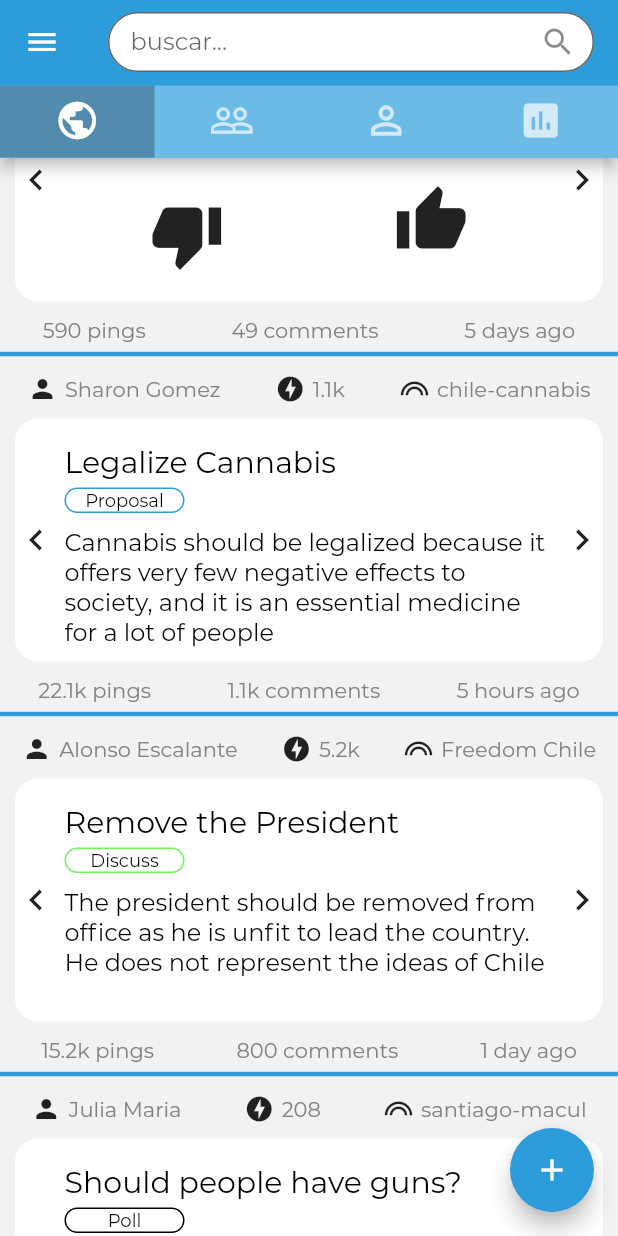
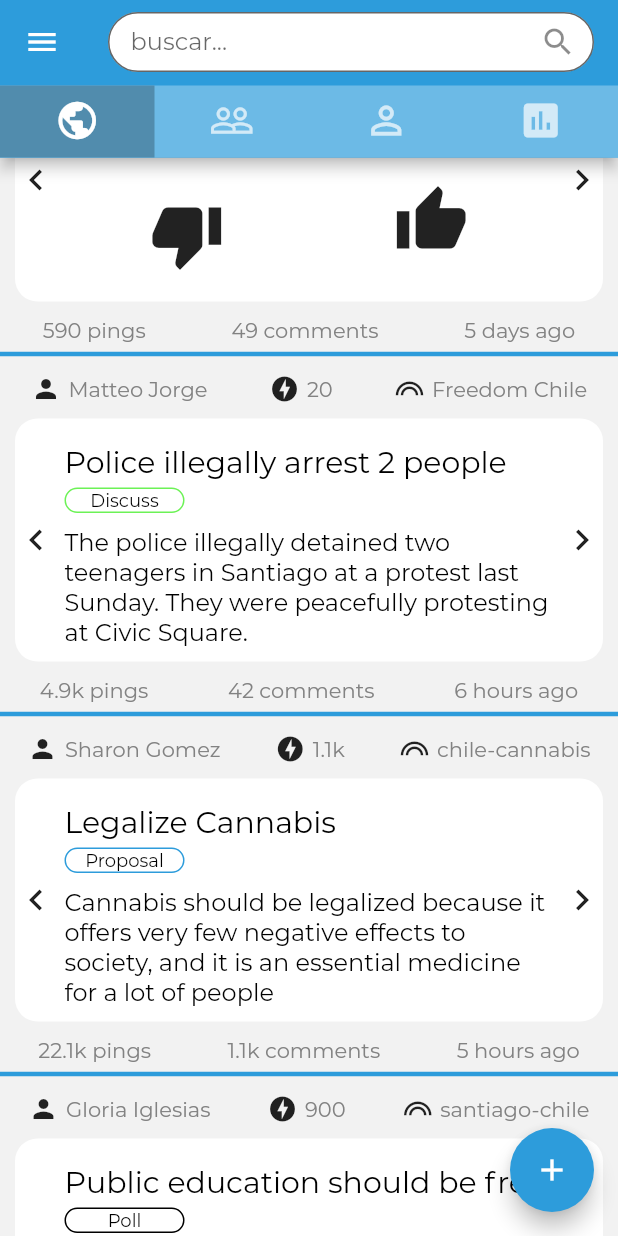
Before and after one commit to benjaminykim/cibic-mobile, a Flutter app: the screen it shows after launch, scrolled down 576 dp, on a phone screen of 412 x 824 dp. Run offline on Flutter 3.47's test engine with Material 2 defaults, Android fonts, the phone set to English and light mode, and no system bars; project files that could hold a hidden picture were left out.

Commit message:
list render for activity feed

```diff
--- /dev/null
+++ b/lib/example_injection.dart
@@ -0,0 +1,77 @@
+const data_0 = const {
+  'userName': 'Sharon Gomez',
+  'cp': '1.1k',
+  'cabildoName': 'chile-cannabis',
+  'title': 'Legalize Cannabis',
+  'label': 'Proposal',
+  'text':
+      'Cannabis should be legalized because it offers very few negative effects to society, and it is an essential medicine for a lot of people',
+  'pingNum': '22.1k',
+  'commentNum': '1.1k',
+  'dateTime': '5 hours',
+};
+
+const data_1 = const {
+  'userName': 'Alonso Escalante',
+  'cp': '5.2k',
+  'cabildoName': 'Freedom Chile',
+  'title': 'Remove the President',
+  'label': 'Discuss',
+  'text':
+      'The president should be removed from office as he is unfit to lead the country. He does not represent the ideas of Chile',
+  'pingNum': '15.2k',
+  'commentNum': '800',
+  'dateTime': '1 day',
+};
+
+const data_2 = const {
+  'userName': 'Julia Maria',
+  'cp': '208',
+  'cabildoName': 'santiago-macul',
+  'title': 'Should people have guns?',
+  'label': 'Poll',
+  'text': '',
+  'pingNum': '590',
+  'commentNum': '49',
+  'dateTime': '5 days',
+};
+
+const data_3 = const {
+  'userName': 'Julio Aregano',
+  'cp': '60k',
+  'cabildoName': 'all',
+  'title': 'What do you think about free healthcare?',
+  'label': 'Discuss',
+  'text':
+      'What do you think about free healthcare in Chile? It should be paid for by taxes',
+  'pingNum': '10.2k',
+  'commentNum': '9.1k',
+  'dateTime': '6 days',
+};
+
+const data_4 = const {
+  'userName': 'Matteo Jorge',
+  'cp': '20',
+  'cabildoName': 'Freedom Chile',
+  'title': 'Police illegally arrest 2 people',
+  'label': 'Discuss',
+  'text':
+    'The police illegally detained two teenagers in Santiago at a protest last Sunday. They were peacefully protesting at Civic Square.',
+  'pingNum': '4.9k',
+  'commentNum': '42',
+  'dateTime': '6 hours',
+};
+
+const data_5 = const {
+  'userName': 'Gloria Iglesias',
+  'cp': '900',
+  'cabildoName': 'santiago-chile',
+  'title': 'Public education should be free',
+  'label': 'Poll',
+  'text': '',
+  'pingNum': '1.1k',
+  'commentNum': '271',
+  'dateTime': '2 days',
+};
+
+const FEED_DATA = const [data_3, data_1, data_2, data_4, data_0, data_5];
--- a/lib/widgets/ActivityFeed.dart
+++ b/lib/widgets/ActivityFeed.dart
@@ -1,57 +1,17 @@
 import 'package:flutter/material.dart';
 
 import './activity_card/ActivityCard.dart';
+import '../example_injection.dart';
 
 class ActivityFeed extends StatelessWidget {
-  final data_0 = {
-    'userName': 'Sharon Gomez',
-    'cp': '1.1k',
-    'cabildoName': 'chile-cannabis',
-    'title': 'Legalize Cannabis',
-    'label': 'Proposal',
-    'text': 'Cannabis should be legalized because it offers very few negative effects to society, and it is an essential medicine for a lot of people',
-    'pingNum': '22.1k',
-    'commentNum': '1.1k',
-    'dateTime': '5 hours',
-  };
 
-  final data_1 = {
-    'userName': 'Alonso Escalante',
-    'cp': '5.2k',
-    'cabildoName': 'Freedom Chile',
-    'title': 'Remove the President',
-    'label': 'Discuss',
-    'text': 'The president should be removed from office as he is unfit to lead the country. He does not represent the ideas of Chile',
-    'pingNum': '15.2k',
-    'commentNum': '800',
-    'dateTime': '1 day',
-  };
-
-  final data_2 = {
-    'userName': 'Julia Maria',
-    'cp': '208',
-    'cabildoName': 'santiago-macul',
-    'title': 'Should people have guns?',
-    'label': 'Poll',
-    'text': '',
-    'pingNum': '590',
-    'commentNum': '49',
-    'dateTime': '5 days',
-  };
 
   @override
   Widget build(BuildContext context) {
     return Container(
       color: Color(0xfff2f2f2),
         child: ListView(
-          children: <Widget>[
-            ActivityCard(data_0),
-            ActivityCard(data_1),
-            ActivityCard(data_2),
-            ActivityCard(data_0),
-            ActivityCard(data_1),
-            ActivityCard(data_2),
-          ],
+          children: FEED_DATA.map((card) {return ActivityCard(card);}).toList(),
       ),
     );
   }
```
Also changed, not shown: lib/constants.dart (line endings or trailing spaces), pubspec.lock.
